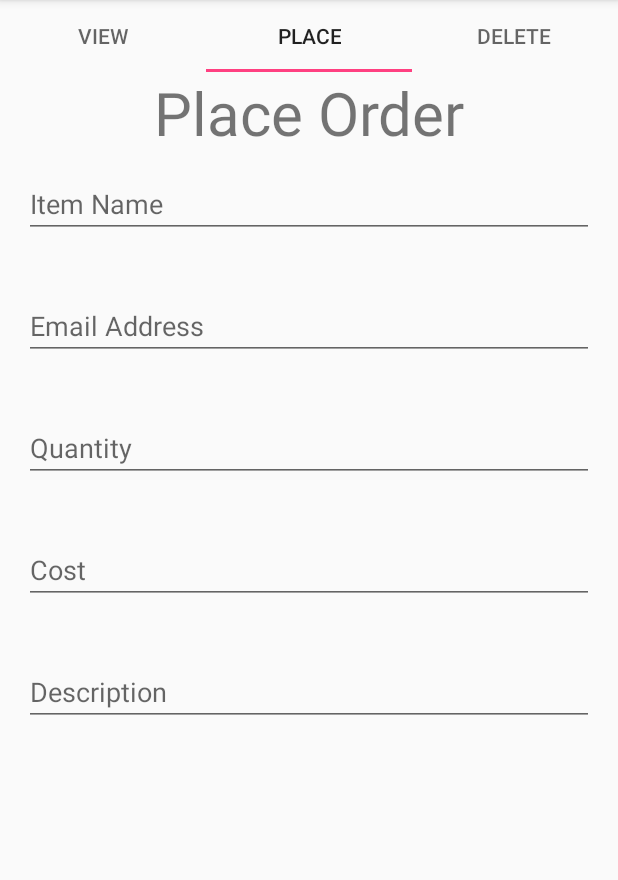
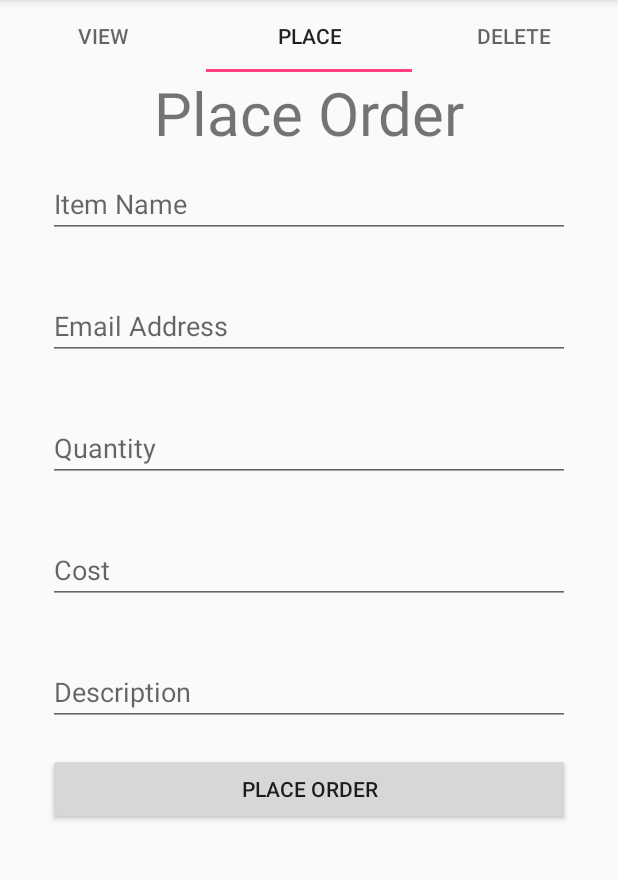
Before and after one commit to mkhalid578/order-services-app, an Android app: the screen it shows after launch (MainActivity), tab 2 chosen, on a phone screen of 412 x 824 dp, the part 84-964 px from its top. Run offline under Robolectric (Android 15) with nearby library versions, the phone set to English and light mode, and no system bars.

Commit message:
Updated place order fragment

```diff
--- a/OrderServices/app/src/main/java/com/example/mkhalid/orderservices/PlaceOrderFragment.java
+++ b/OrderServices/app/src/main/java/com/example/mkhalid/orderservices/PlaceOrderFragment.java
@@ -5,7 +5,12 @@ import android.support.v4.app.Fragment;
 import android.view.LayoutInflater;
 import android.view.View;
 import android.view.ViewGroup;
-import android.widget.ListView;
+import android.view.inputmethod.InputMethodManager;
+import android.content.Context;
+import android.os.IBinder;
+import android.widget.Button;
+import android.widget.EditText;
+import android.widget.Toast;
 
 /**
  * Created by mkhalid on 11/10/17.
@@ -21,6 +26,21 @@ public class PlaceOrderFragment extends Fragment {
 
         View rootView = inflater.inflate(R.layout.place_order, container, false);
 
+        EditText itemName = (EditText) rootView.findViewById(R.id.item);
+
+
+        Button btn = (Button) rootView.findViewById(R.id.placeOrder);
+        btn.setOnClickListener(new View.OnClickListener() {
+            @Override
+            public void onClick(View view) {
+                InputMethodManager imm = (InputMethodManager) getActivity().getSystemService(Context.INPUT_METHOD_SERVICE);
+                imm.hideSoftInputFromWindow(getView().getWindowToken(), 0);
+                Toast.makeText(getActivity(), "Order placed", Toast.LENGTH_LONG).show();
+            }
+        });
+
+
         return rootView;
     }
+
 }
--- a/OrderServices/app/src/main/java/com/example/mkhalid/orderservices/ViewOrdersFragment.java
+++ b/OrderServices/app/src/main/java/com/example/mkhalid/orderservices/ViewOrdersFragment.java
@@ -7,12 +7,13 @@ import android.view.ViewGroup;
 import android.os.Bundle;
 import android.support.v4.app.Fragment;
 import android.widget.ListView;
-import java.util.List;
 import android.os.AsyncTask;
-import android.util.Log;
 import android.widget.AdapterView;
 import android.support.v7.app.AlertDialog;
 import android.content.DialogInterface;
+import android.widget.ProgressBar;
+import android.content.res.ColorStateList;
+import android.graphics.Color;
 /**
  * Created by mkhalid on 11/10/17.
  */
@@ -80,6 +81,14 @@ public class ViewOrdersFragment extends Fragment {
     private class OrderAsyncTask extends AsyncTask<String, Void, ArrayList<Order>> {
 
         @Override
+        protected void onPreExecute() {
+            super.onPreExecute();
+            ProgressBar  progressBar = new ProgressBar(getActivity(), null, android.R.attr.progressBarStyleHorizontal);
+            progressBar.setProgressTintList(ColorStateList.valueOf(Color.RED));
+
+        }
+
+        @Override
         protected ArrayList<Order> doInBackground(String...strings) {
             return Utils.fetchNewsData(strings[0]);
         }
@@ -88,7 +97,6 @@ public class ViewOrdersFragment extends Fragment {
         protected void onPostExecute(ArrayList<Order> orders) {
 
             postOrders = orders;
-            Log.d("POST ORDERS", postOrders.toString());
         }
     }
 
--- a/OrderServices/app/src/main/res/layout/place_order.xml
+++ b/OrderServices/app/src/main/res/layout/place_order.xml
@@ -1,9 +1,13 @@
-<RelativeLayout xmlns:android="http://schemas.android.com/apk/res/android"
+<ScrollView xmlns:android="http://schemas.android.com/apk/res/android"
     android:layout_width="match_parent"
     android:layout_height="match_parent"
     android:paddingLeft="16dp"
     android:paddingRight="16dp" >
-
+    <RelativeLayout
+        android:layout_width="match_parent"
+        android:layout_height="match_parent"
+        android:paddingLeft="16dp"
+        android:paddingRight="16dp" >
         <TextView
             android:id="@+id/header"
             android:layout_width="match_parent"
@@ -50,4 +54,15 @@
             android:layout_height="wrap_content"
             android:inputType="textMultiLine"
             android:hint="Description" />
+
+        <Button
+            android:id="@+id/placeOrder"
+            android:layout_width="match_parent"
+            android:layout_height="wrap_content"
+            android:layout_below="@id/description"
+            android:layout_marginTop="18dp"
+            android:text="Place Order"/>
     </RelativeLayout>
+
+
+</ScrollView>
```
Lines whose indentation alone changed are shown as unchanged.
